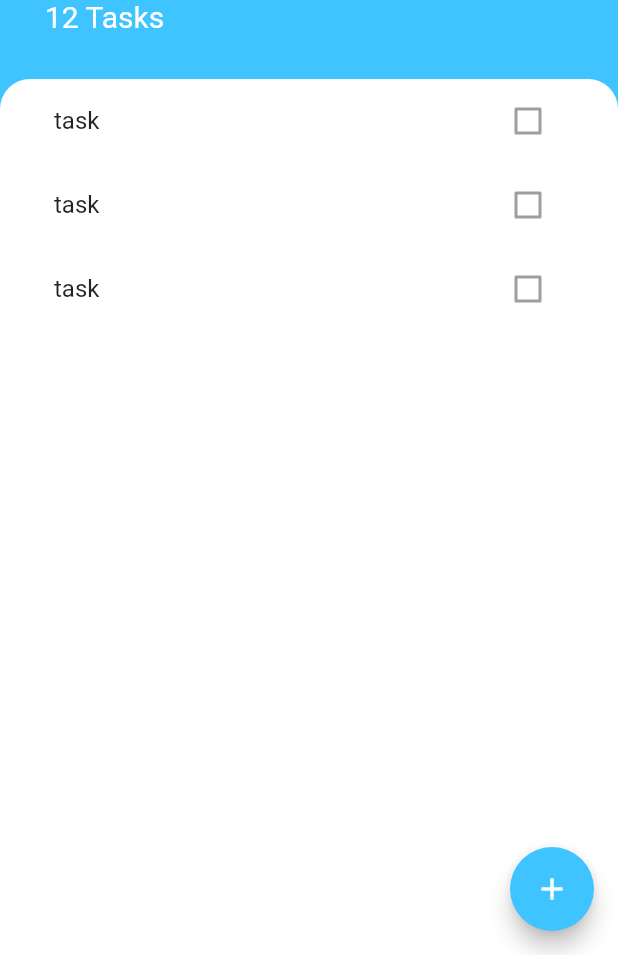
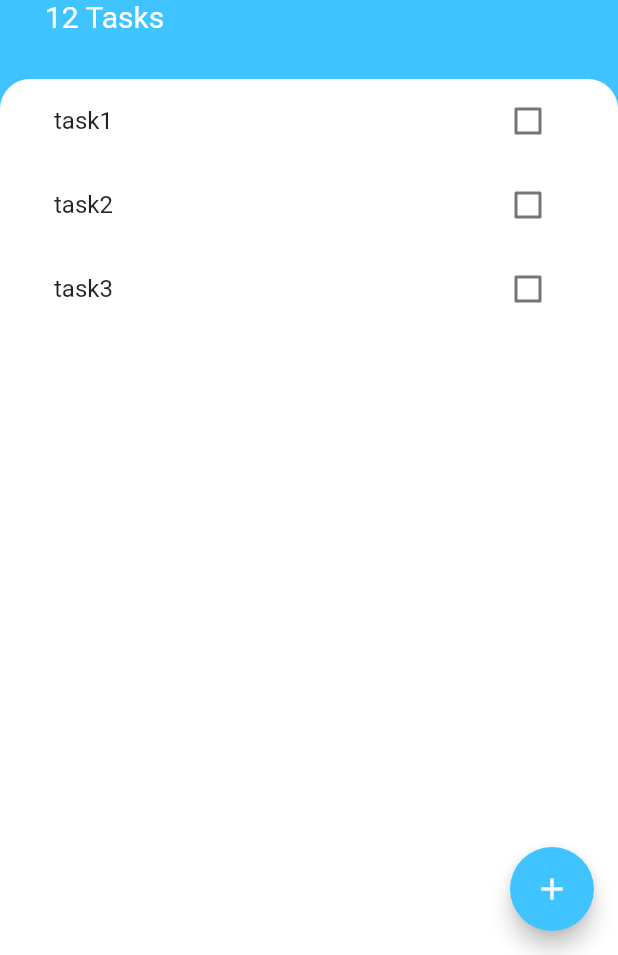
Before and after one commit to samirazazy/todoey_flutter, a Flutter app: the screen it shows after launch, on a phone screen of 412 x 824 dp, the part 281-1236 px from its top. Run offline on Flutter 3.47's test engine with Material 2 defaults, Android fonts, the phone set to English and light mode, and no system bars.

```diff
--- a/lib/components/task_tail.dart
+++ b/lib/components/task_tail.dart
@@ -1,12 +1,25 @@
 import 'package:flutter/material.dart';
 
 class TaskTail extends StatelessWidget {
+  final bool isChecked;
+  final String taskTitle;
+  final Function checkboxCallback;
+
+  TaskTail({this.taskTitle, this.isChecked, this.checkboxCallback});
+
   @override
   Widget build(BuildContext context) {
     return ListTile(
-      title: Text('task'),
+      title: Text(
+        taskTitle,
+        style: TextStyle(
+          decoration: isChecked ? TextDecoration.lineThrough : null,
+        ),
+      ),
       trailing: Checkbox(
-        value: false,
+        activeColor: Colors.lightBlueAccent,
+        value: isChecked,
+        onChanged: checkboxCallback,
       ),
     );
   }
--- a/lib/components/tasks_list.dart
+++ b/lib/components/tasks_list.dart
@@ -1,11 +1,31 @@
 import 'package:flutter/material.dart';
 import 'task_tail.dart';
+import 'package:todoey_flutter/models/task.dart';
 
-class TasksList extends StatelessWidget {
+class TasksList extends StatefulWidget {
+  final List<Task> tasks;
+
+  TasksList(this.tasks);
+
+  @override
+  _TasksListState createState() => _TasksListState();
+}
+
+class _TasksListState extends State<TasksList> {
   @override
   Widget build(BuildContext context) {
-    return ListView(
-      children: <Widget>[TaskTail(), TaskTail(), TaskTail()],
+    return ListView.builder(
+      itemBuilder: (context, index) {
+        return TaskTail(
+            taskTitle: widget.tasks[index].name,
+            isChecked: widget.tasks[index].isDone,
+            checkboxCallback: (checkboxState) {
+              setState(() {
+                widget.tasks[index].toggleDone();
+              });
+            });
+      },
+      itemCount: widget.tasks.length,
     );
   }
 }
--- /dev/null
+++ b/lib/models/task.dart
@@ -0,0 +1,10 @@
+class Task {
+  String name;
+  bool isDone;
+
+  Task({this.name, this.isDone = false});
+
+  toggleDone() {
+    isDone = !isDone;
+  }
+}
--- a/lib/screens/tasks.dart
+++ b/lib/screens/tasks.dart
@@ -1,8 +1,20 @@
 import 'package:flutter/material.dart';
 import 'package:todoey_flutter/components/tasks_list.dart';
 import 'add_task.dart';
+import 'package:todoey_flutter/models/task.dart';
 
-class Tasks extends StatelessWidget {
+class Tasks extends StatefulWidget {
+  @override
+  _TasksState createState() => _TasksState();
+}
+
+class _TasksState extends State<Tasks> {
+  List<Task> tasks = [
+    Task(name: 'task1'),
+    Task(name: 'task2'),
+    Task(name: 'task3'),
+  ];
+
   @override
   Widget build(BuildContext context) {
     return Scaffold(
@@ -11,7 +23,14 @@ class Tasks extends StatelessWidget {
         child: Icon(Icons.add),
         onPressed: () {
           showModalBottomSheet(
-              context: context, builder: (context) => AddTask());
+            context: context,
+            builder: (context) => AddTask((newTaskTitle) {
+              setState(() {
+                tasks.add(Task(name: newTaskTitle));
+              });
+              Navigator.pop(context);
+            }),
+          );
         },
       ),
       backgroundColor: Colors.lightBlueAccent,
@@ -68,7 +87,7 @@ class Tasks extends StatelessWidget {
                   topRight: Radius.circular(20.0),
                 ),
               ),
-              child: TasksList(),
+              child: TasksList(tasks),
             ),
           )
         ],
```
Also changed, not shown: lib/screens/add_task.dart (+12 -1 lines).
